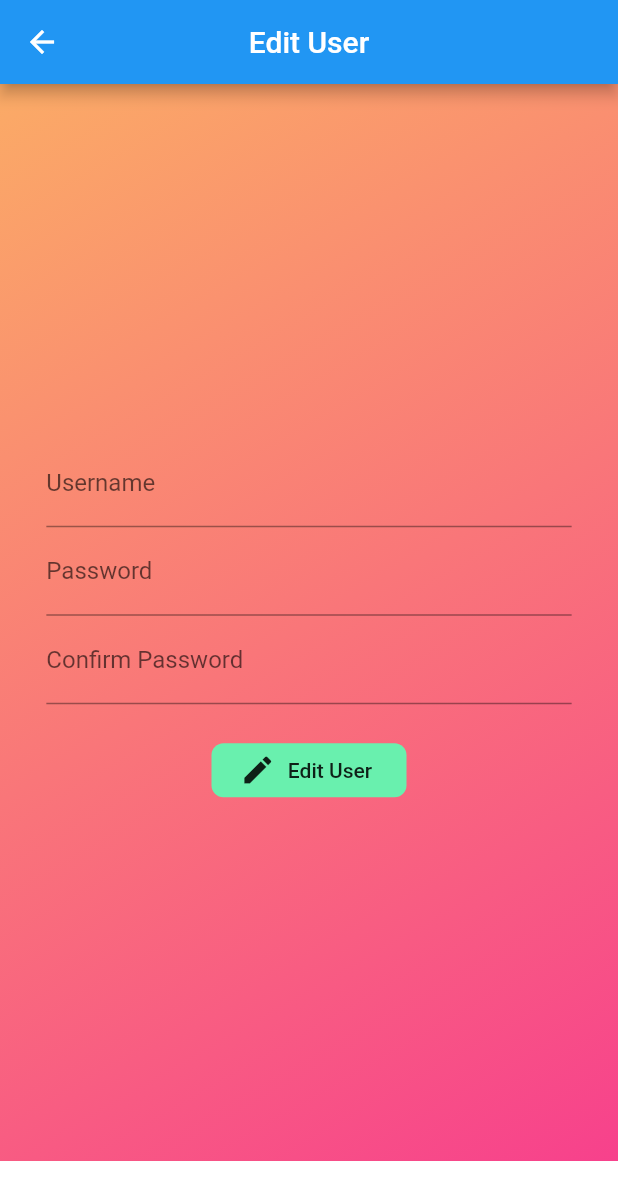
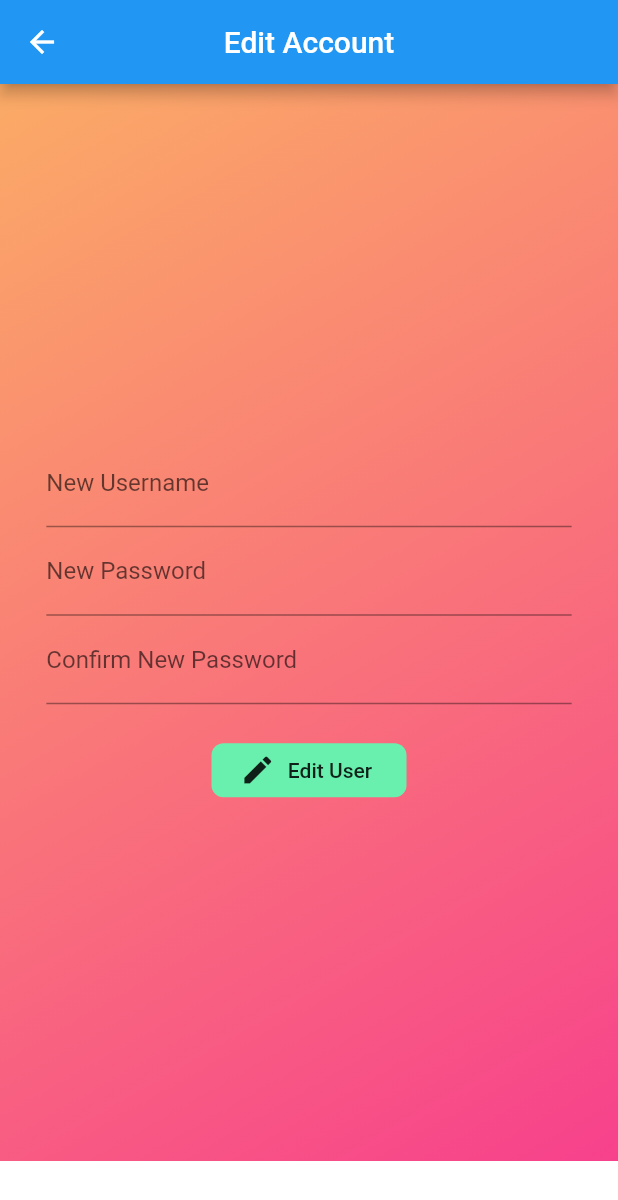
Before and after one commit to Elvian-DissoLver/simple_login_crud, a Flutter app: the EditUserPage screen opened directly with empty values, on a phone screen of 412 x 824 dp. Shown: the top 1200 px of the screen. Run offline on Flutter 3.47's test engine with Material 2 defaults, Android fonts, the phone set to English and light mode, and no system bars; our stand-ins replace rxdart, shared_preferences, sqflite; accounts and stored records are empty.

Commit message:
- add AppDrawer - fixing tittle appBar when change status user

```diff
--- a/lib/page/Home/EditUserPage.dart
+++ b/lib/page/Home/EditUserPage.dart
@@ -36,6 +36,7 @@ class _EditUserPageState extends State<EditUserPage> {
   @override
   void dispose() {
     widget.model.setEditUser(null);
+    widget.model.fetchUsers();
     super.dispose();
   }
 
@@ -85,7 +86,7 @@ class _EditUserPageState extends State<EditUserPage> {
 
   Widget _buildUserNameField(User user) {
     return TextFormField(
-      decoration: InputDecoration(labelText: 'Username'),
+      decoration: user == null ? InputDecoration(labelText: 'Username') : InputDecoration(labelText: 'New Username'),
       initialValue: user == null ? '' : user.username,
       validator: (value) {
         if (value.isEmpty) {
@@ -100,8 +101,7 @@ class _EditUserPageState extends State<EditUserPage> {
 
   Widget _buildPasswordField(User user) {
     return TextFormField(
-      decoration: InputDecoration(labelText: 'Password'),
-//      initialValue: user == null ? '' : user.password ,
+      decoration: user == null ? InputDecoration(labelText: 'Password') : InputDecoration(labelText: 'New Password'),
       controller: _passwordController,
       validator: (value) {
         if (value.isEmpty || value.length < 6) {
@@ -116,7 +116,7 @@ class _EditUserPageState extends State<EditUserPage> {
 
   Widget _buildConfirmPasswordField(User user) {
     return TextFormField(
-      decoration: InputDecoration(labelText: 'Confirm Password'),
+      decoration: user == null ? InputDecoration(labelText: 'Confirm Password') : InputDecoration(labelText: 'Confirm New Password'),
       initialValue: user == null ? '' : user.password ,
       validator: (value) {
         if (value != _passwordController.value.text) {
@@ -162,7 +162,9 @@ class _EditUserPageState extends State<EditUserPage> {
       appBar: AppBar(
         centerTitle: true,
         title: Text(
-            editUser == null ? 'Add User' : 'Edit User'
+            editUser == null ? 'Add User'
+                : editUser.username == model.currentUser.username ? 'Edit Account'
+                : 'Edit User'
         ),
       ),
       body: Container(
--- a/lib/page/Home/HomePage.dart
+++ b/lib/page/Home/HomePage.dart
@@ -5,6 +5,7 @@ import 'package:scoped_model/scoped_model.dart';
 import 'package:simple_login_crud/services/database.dart';
 import 'package:simple_login_crud/widgets/style/theme.dart' as Theme;
 import 'package:simple_login_crud/scoped_models/app_model.dart';
+import 'package:simple_login_crud/widgets/ui_elements/AppDrawer.dart';
 import 'package:simple_login_crud/widgets/ui_elements/loading_modal.dart';
 import 'package:simple_login_crud/widgets/ui_elements/rounded_button.dart';
 
@@ -87,7 +88,7 @@ class _HomePageState extends State<HomePage> {
     final double deviceWidth = MediaQuery.of(context).size.width;
     final double targetWidth = deviceWidth > 550 ? 500 : deviceWidth * 0.85;
     return Scaffold(
-//      drawer: AppDrawer(),
+      drawer: AppDrawer(model),
       appBar: _buildAppBar(model),
       floatingActionButtonLocation: FloatingActionButtonLocation.endDocked,
 
--- a/lib/scoped_models/ConnectedModel.dart
+++ b/lib/scoped_models/ConnectedModel.dart
@@ -203,7 +203,7 @@ mixin Auth on CoreModel {
     await UsersDatabaseService.db.updateUserInDB(updatedUser);
   }
 
-  @override
+
   Future<void> signOut() async {
 
     _users = [];
```
Also changed, not shown: lib/widgets/ui_elements/AppDrawer.dart (+70 -99 lines).
